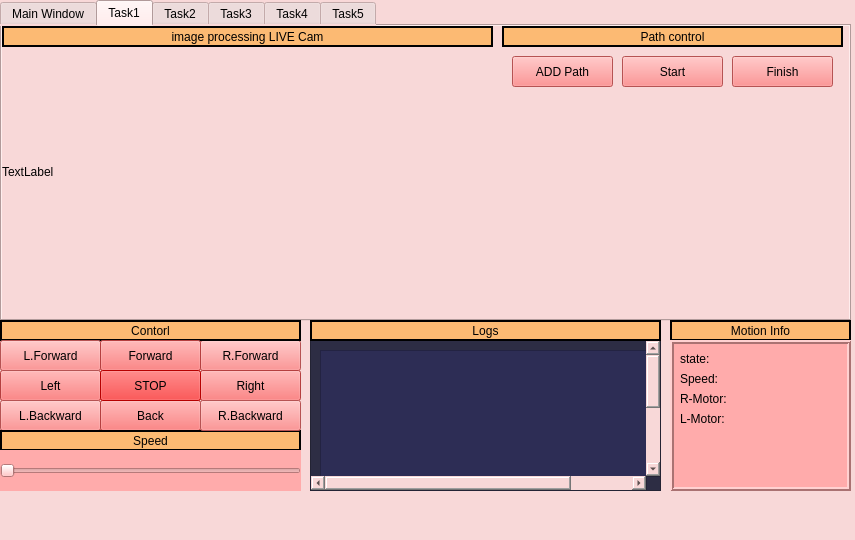
The window that GUI/GUI_tabs.ui (abdelrahman7124/torpedo-project) describes before a commit, drawn with Qt 5.
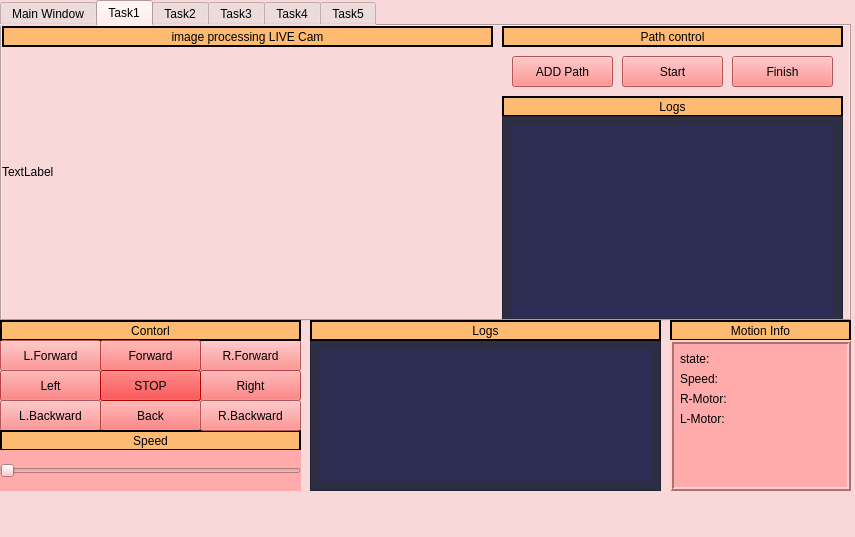
The same window after the commit. The open tabs and pages were chosen to show the change.

Patch:
```diff
--- a/GUI/GUI_tabs.ui
+++ b/GUI/GUI_tabs.ui
@@ -7,7 +7,7 @@
     <x>0</x>
     <y>0</y>
     <width>855</width>
-    <height>540</height>
+    <height>537</height>
    </rect>
   </property>
   <property name="windowTitle">
@@ -251,6 +251,74 @@
        <bool>false</bool>
       </property>
      </widget>
+     <widget class="QLabel" name="Logs_label_2">
+      <property name="geometry">
+       <rect>
+        <x>500</x>
+        <y>70</y>
+        <width>341</width>
+        <height>21</height>
+       </rect>
+      </property>
+      <property name="styleSheet">
+       <string notr="true">background-color: rgb(252, 186, 115)</string>
+      </property>
+      <property name="frameShape">
+       <enum>QFrame::Box</enum>
+      </property>
+      <property name="lineWidth">
+       <number>2</number>
+      </property>
+      <property name="text">
+       <string>Logs</string>
+      </property>
+      <property name="alignment">
+       <set>Qt::AlignCenter</set>
+      </property>
+     </widget>
+     <widget class="QScrollArea" name="scrollAreaLogs_Task1">
+      <property name="geometry">
+       <rect>
+        <x>500</x>
+        <y>90</y>
+        <width>341</width>
+        <height>212</height>
+       </rect>
+      </property>
+      <property name="styleSheet">
+       <string notr="true">background-color: rgb(45,45,68)</string>
+      </property>
+      <property name="widgetResizable">
+       <bool>true</bool>
+      </property>
+      <widget class="QWidget" name="scrollAreaWidgetContents_6">
+       <property name="geometry">
+        <rect>
+         <x>0</x>
+         <y>0</y>
+         <width>339</width>
+         <height>210</height>
+        </rect>
+       </property>
+       <layout class="QVBoxLayout" name="verticalLayout_6">
+        <item>
+         <widget class="QTextEdit" name="textEdit_LogsTask1">
+          <property name="styleSheet">
+           <string notr="true">
+    color: white;
+background-color: rgb(45,45,85)</string>
+          </property>
+          <property name="frameShape">
+           <enum>QFrame::NoFrame</enum>
+          </property>
+          <property name="verticalScrollBarPolicy">
+           <enum>Qt::ScrollBarAsNeeded</enum>
+          </property>
+         </widget>
+        </item>
+       </layout>
+      </widget>
+     </widget>
     </widget>
     <widget class="QWidget" name="tab_2">
      <attribute name="title">
@@ -350,27 +418,23 @@
       <rect>
        <x>0</x>
        <y>0</y>
-       <width>418</width>
-       <height>268</height>
+       <width>349</width>
+       <height>149</height>
       </rect>
      </property>
      <layout class="QVBoxLayout" name="verticalLayout_5">
       <item>
-       <widget class="QFrame" name="frameLogs_4">
-        <property name="minimumSize">
-         <size>
-          <width>400</width>
-          <height>250</height>
-         </size>
-        </property>
+       <widget class="QTextEdit" name="textEdit_LogsMain">
         <property name="styleSheet">
-         <string notr="true">background-color: rgb(45,45,85)</string>
+         <string notr="true">
+    color: white;
+background-color: rgb(45,45,85)</string>
         </property>
         <property name="frameShape">
-         <enum>QFrame::StyledPanel</enum>
+         <enum>QFrame::NoFrame</enum>
         </property>
-        <property name="frameShadow">
-         <enum>QFrame::Raised</enum>
+        <property name="verticalScrollBarPolicy">
+         <enum>Qt::ScrollBarAsNeeded</enum>
         </property>
        </widget>
       </item>
```
Left out of the diff: 4 changed lines with no effect on the pictures.
